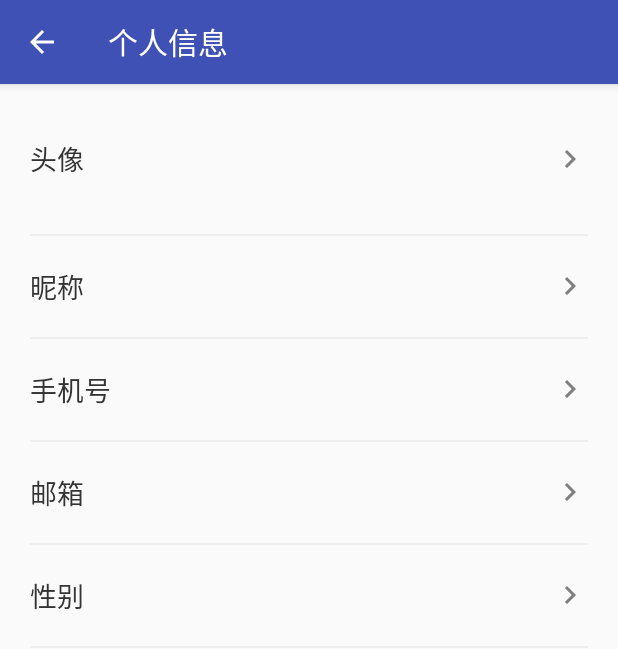
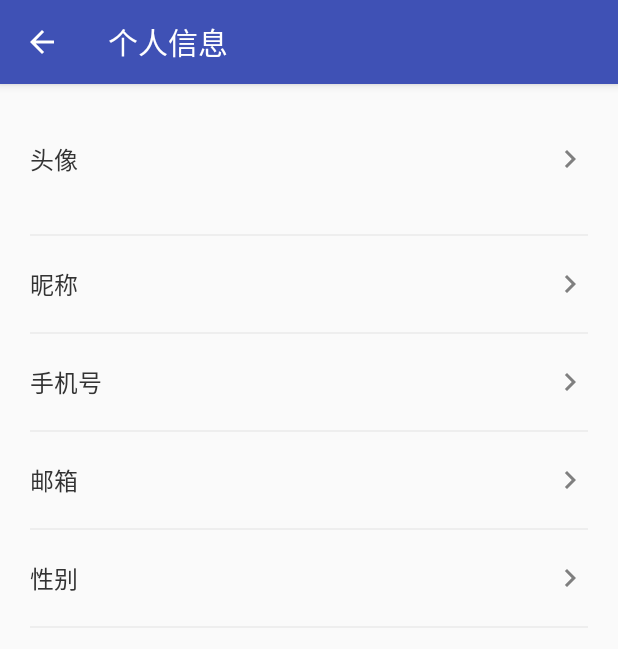
Before and after one commit to onlyid/onlyid-app-android, an Android app: the UserActivity screen opened directly, with no data from a screen before it, on a phone screen of 412 x 824 dp. Shown: the top 649 px of the screen. Run offline under Robolectric (Android 15) with nearby library versions, the phone set to English and light mode, and no system bars; pictures from the network do not load; 6 statements that could not run were skipped.

Commit message:
refactor: 去掉toolbar

```diff
--- a/app/src/main/java/net/onlyid/user_info/UserActivity.java
+++ b/app/src/main/java/net/onlyid/user_info/UserActivity.java
@@ -1,9 +1,4 @@
 package net.onlyid.user_info;
-
-import androidx.annotation.NonNull;
-import androidx.appcompat.app.ActionBar;
-import androidx.appcompat.app.AppCompatActivity;
-import androidx.appcompat.widget.Toolbar;
 
 import android.content.Intent;
 import android.os.Bundle;
@@ -11,6 +6,10 @@ import android.view.MenuItem;
 import android.view.View;
 import android.widget.ImageView;
 import android.widget.TextView;
+
+import androidx.annotation.NonNull;
+import androidx.appcompat.app.ActionBar;
+import androidx.appcompat.app.AppCompatActivity;
 
 import com.bumptech.glide.Glide;
 import com.fasterxml.jackson.core.JsonProcessingException;
@@ -29,22 +28,17 @@ public class UserActivity extends AppCompatActivity {
         super.onCreate(savedInstanceState);
         setContentView(R.layout.activity_user);
 
-        Toolbar toolbar = findViewById(R.id.toolbar);
         ImageView avatar = findViewById(R.id.avatar);
         TextView nickname = findViewById(R.id.nickname);
         TextView mobile = findViewById(R.id.mobile);
         TextView email = findViewById(R.id.email);
         TextView gender = findViewById(R.id.gender);
 
-        setSupportActionBar(toolbar);
-        ActionBar actionBar = getSupportActionBar();
-        if (actionBar != null) {
-            actionBar.setDisplayHomeAsUpEnabled(true);
-        }
+        getSupportActionBar().setDisplayHomeAsUpEnabled(true);
 
         String s = Utils.preferences.getString(Constants.USER, null);
         try {
-            if (s != null) user = Utils.objectMapper.readValue(s, User.class);
+            user = Utils.objectMapper.readValue(s, User.class);
         } catch (JsonProcessingException e) {
             e.printStackTrace();
         }
--- a/app/src/main/res/layout/activity_user.xml
+++ b/app/src/main/res/layout/activity_user.xml
@@ -1,36 +1,27 @@
 <?xml version="1.0" encoding="utf-8"?>
 <LinearLayout xmlns:android="http://schemas.android.com/apk/res/android"
-    xmlns:app="http://schemas.android.com/apk/res-auto"
     xmlns:tools="http://schemas.android.com/tools"
     android:layout_width="match_parent"
     android:layout_height="match_parent"
     android:orientation="vertical"
-    tools:context=".user_info.UserActivity">
-
-    <androidx.appcompat.widget.Toolbar
-        android:id="@+id/toolbar"
-        android:layout_width="match_parent"
-        android:layout_height="?attr/actionBarSize"
-        android:background="?attr/colorPrimary"
-        android:elevation="4dp"
-        android:theme="@style/ThemeOverlay.AppCompat.Dark.ActionBar"
-        app:popupTheme="@style/ThemeOverlay.AppCompat" />
+    tools:context=".user_info.UserActivity"
+    tools:ignore="HardcodedText">
 
     <LinearLayout
         style="@style/UserItem"
+        android:onClick="avatar"
         android:paddingTop="10dp"
-        android:paddingBottom="10dp"
-        android:onClick="avatar">
+        android:paddingBottom="10dp">
 
         <TextView
             style="@style/UserItemText"
-            android:text="@string/avatar" />
+            android:text="头像" />
 
         <ImageView
             android:id="@+id/avatar"
             android:layout_width="80dp"
             android:layout_height="80dp"
-            android:contentDescription="@string/avatar" />
+            android:contentDescription="头像" />
 
         <include layout="@layout/arrow_right" />
     </LinearLayout>
@@ -43,7 +34,7 @@
 
         <TextView
             style="@style/UserItemText"
-            android:text="@string/nickname" />
+            android:text="昵称" />
 
         <TextView
             android:id="@+id/nickname"
@@ -60,7 +51,7 @@
 
         <TextView
             style="@style/UserItemText"
-            android:text="@string/mobile" />
+            android:text="手机号" />
 
         <TextView
             android:id="@+id/mobile"
@@ -77,7 +68,7 @@
 
         <TextView
             style="@style/UserItemText"
-            android:text="@string/email" />
+            android:text="邮箱" />
 
         <TextView
             android:id="@+id/email"
@@ -94,7 +85,7 @@
 
         <TextView
             style="@style/UserItemText"
-            android:text="@string/gender" />
+            android:text="性别" />
 
         <TextView
             android:id="@+id/gender"
--- a/app/src/main/res/values/strings.xml
+++ b/app/src/main/res/values/strings.xml
@@ -1,12 +1,3 @@
 <?xml version="1.0" encoding="utf-8"?>
 <resources>
-    <string name="user_info">个人信息</string>
-    <string name="scan_login">扫码登录</string>
-    <string name="devices">设备管理</string>
-    <string name="apps">应用管理</string>
-    <string name="avatar">头像</string>
-    <string name="nickname">昵称</string>
-    <string name="mobile">手机号</string>
-    <string name="email">邮箱</string>
-    <string name="gender">性别</string>
 </resources>
--- a/app/src/main/res/values/styles.xml
+++ b/app/src/main/res/values/styles.xml
@@ -1,11 +1,15 @@
 <resources>
     <!-- Base application theme. -->
-    <style name="AppTheme" parent="Theme.AppCompat.Light.NoActionBar">
+    <style name="AppTheme" parent="Theme.AppCompat.Light.DarkActionBar">
         <!-- Customize your theme here. -->
         <item name="colorPrimary">@color/primary</item>
         <item name="colorPrimaryDark">@color/primary_dark</item>
         <item name="colorAccent">@color/accent</item>
         <item name="android:textViewStyle">@style/MyTextView</item>
+    </style>
+
+    <style name="MyTextView" parent="Widget.AppCompat.TextView">
+        <item name="android:textColor">@color/text_color</item>
     </style>
 
     <style name="MainButton" parent="Widget.AppCompat.Button">
@@ -18,10 +22,6 @@
         <item name="android:layout_weight">1</item>
         <item name="android:layout_marginLeft">5dp</item>
         <item name="android:layout_marginRight">5dp</item>
-    </style>
-
-    <style name="MyTextView" parent="Widget.AppCompat.TextView">
-        <item name="android:textColor">@color/text_color</item>
     </style>
 
     <style name="UserItem">
@@ -39,13 +39,13 @@
         <item name="android:layout_width">0dp</item>
         <item name="android:layout_height">wrap_content</item>
         <item name="android:layout_weight">1</item>
-        <item name="android:textSize">18sp</item>
+        <item name="android:textSize">16sp</item>
     </style>
 
     <style name="UserItemText1">
         <item name="android:layout_width">wrap_content</item>
         <item name="android:layout_height">wrap_content</item>
         <item name="android:textColor">@color/gray</item>
-        <item name="android:textSize">18sp</item>
+        <item name="android:textSize">16sp</item>
     </style>
 </resources>
```
Also changed, not shown: app/src/main/AndroidManifest.xml (+22 -8 lines), app/src/main/java/net/onlyid/LoginActivity.java (+1 -9 lines), app/src/main/java/net/onlyid/MainActivity.java (+3 -7 lines), app/src/main/java/net/onlyid/user_info/AvatarActivity.java (+24 -2 lines), app/src/main/res/layout/activity_login.xml (+1 -17 lines), app/src/main/res/layout/activity_main.xml (+6 -15 lines), app/src/main/res/menu/avatar.xml (added, +15 -0 lines).
